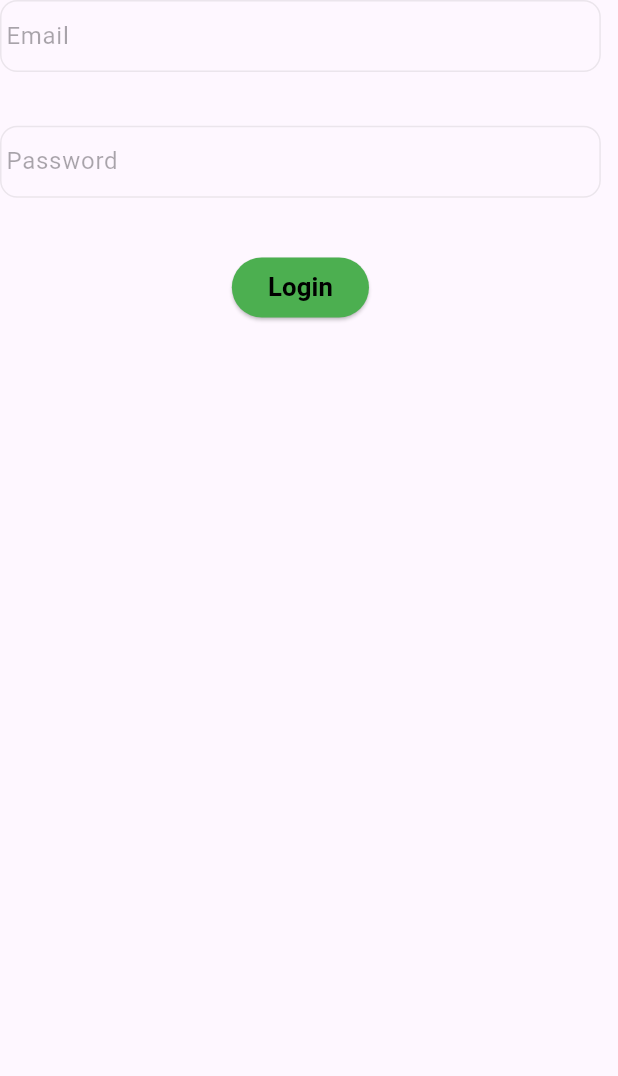
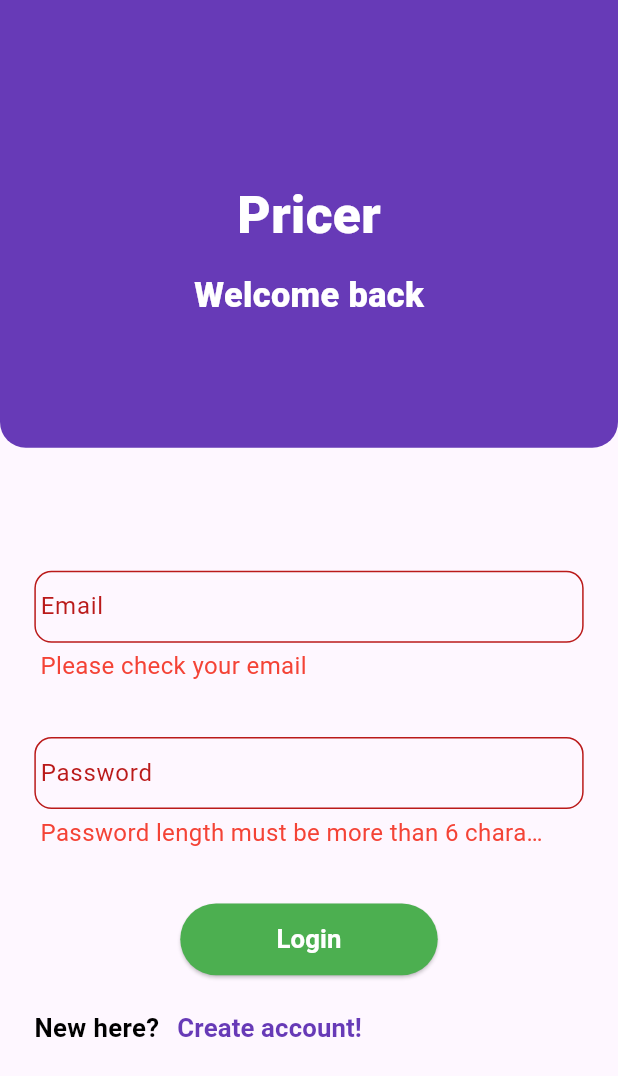
Before and after one commit to shehabismai10/pricer, a Flutter app: the screen it shows after launch, after a tap on "Login", on a phone screen of 412 x 824 dp. Shown: the top 1076 px of the screen. Run offline on Flutter 3.47's test engine with Material 3 defaults, Android fonts, the phone set to English and light mode, and no system bars; our stand-ins replace bloc, cloud_firestore, dartz, equatable, firebase_auth, firebase_core and 4 more; accounts and stored records are empty.

Commit message:
auth done

```diff
--- /dev/null
+++ b/devtools_options.yaml
@@ -0,0 +1 @@
+extensions:
--- a/lib/core/widgets/custom_text_field.dart
+++ b/lib/core/widgets/custom_text_field.dart
@@ -72,7 +72,7 @@ class CustomTextField extends StatelessWidget {
                 color:
                 fillColor == primaryColor ? Colors.white : Colors.black)
                 : null,
-            enabled: enabled ?? false,
+            enabled: enabled ?? true,
             keyboardType:
             isNumber != null && isNumber! ? TextInputType.number : null,
             obscureText: visible ?? false,
--- a/lib/core/widgets/error_dialog.dart
+++ b/lib/core/widgets/error_dialog.dart
@@ -21,7 +21,7 @@ class ErrorDialog extends StatelessWidget {
       ),
       content: Text(
         message,
-        style: largeTextStyle.copyWith(color: Colors.black),
+        style: largeTextStyle.copyWith(color: Colors.black),textAlign: TextAlign.center,
       ),
     );
   }
--- a/lib/features/auth/presentation/bloc/auth_bloc.dart
+++ b/lib/features/auth/presentation/bloc/auth_bloc.dart
@@ -11,7 +11,7 @@ part 'auth_event.dart';
 part 'auth_state.dart';
 
 class AuthBloc extends Bloc<AuthEvent, AuthState> {
-  AuthBloc() : super(AuthInitial()) {
+  AuthBloc() : super(AuthState.initialize()) {
     on<Login>(onLogin);
     on<Register>(onRegister);
   }
@@ -21,14 +21,14 @@ class AuthBloc extends Bloc<AuthEvent, AuthState> {
   void onLogin(Login event, Emitter<AuthState> emit) async {
     final result =
         await authLocator.login(email: event.email, password: event.password);
-    result.fold((l) => emit(AuthError(message: l.message)),
-        (r) => emit(LoggedIn(userModel: r)));
+    result.fold((l) => emit(AuthState(message: l.message,status: LoginStatus.error)),
+        (r) => emit(AuthState(user: r,status: LoginStatus.loggedIn)));
   }
 
   void onRegister(Register event, Emitter<AuthState> emit) async {
     final result = await authLocator.register(
         email: event.email, password: event.password, name: event.name);
     result.fold(
-        (l) => emit(AuthError(message: l.message)), (r) => emit(UserCreated()));
+        (l) => emit(AuthState(message: l.message,status: LoginStatus.error)), (r) => emit(AuthState(status: LoginStatus.userCreated)));
   }
 }
--- a/lib/features/auth/presentation/bloc/auth_state.dart
+++ b/lib/features/auth/presentation/bloc/auth_state.dart
@@ -1,31 +1,22 @@
 part of 'auth_bloc.dart';
 
-@immutable
-abstract class AuthState {
-  final UserModel? user;
-
-  AuthState({this.user});
+  class AuthState {
+   UserModel? user;
+   String?message;
+   LoginStatus?status;
+  AuthState({this.user,this.message,this.status});
+  AuthState.initialize():user=null,message=null,status=LoginStatus.initial;
+  AuthState copyWith({UserModel? user,String? message,LoginStatus? status}){
+    return AuthState(status: status??this.status,message: message??this.message,user: user??this.user);
+  }
 }
 
-class AuthInitial extends AuthState {}
 
-class AuthLoading extends AuthState {}
-
-class LoggedIn extends AuthState {
-  final UserModel userModel;
-
-  LoggedIn({required this.userModel});
-
-  @override
-  UserModel? get user => userModel;
+enum LoginStatus{
+  initial,
+  loading,
+  loggedIn,
+  loggedOut,
+  userCreated,
+  error
 }
-
-class LoggedOut extends AuthState {}
-
-class UserCreated extends AuthState {}
-
-class AuthError extends AuthState {
-  final String message;
-
-  AuthError({required this.message});
-}
--- a/lib/features/auth/presentation/pages/login_page.dart
+++ b/lib/features/auth/presentation/pages/login_page.dart
@@ -1,3 +1,4 @@
+import 'package:flutter/cupertino.dart';
 import 'package:flutter/material.dart';
 import 'package:flutter_bloc/flutter_bloc.dart';
 import 'package:flutter_screenutil/flutter_screenutil.dart';
@@ -8,6 +9,7 @@ import 'package:pricer/core/widgets/error_dialog.dart';
 import 'package:pricer/data/helpers/navigation_helper.dart';
 import 'package:pricer/data/helpers/validation_helper.dart';
 import 'package:pricer/features/auth/presentation/bloc/auth_bloc.dart';
+import 'package:pricer/features/auth/presentation/pages/register_page.dart';
 import 'package:pricer/features/home/presentation/homePage.dart';
 
 class LoginPage extends StatelessWidget {
@@ -21,15 +23,50 @@ class LoginPage extends StatelessWidget {
     return Scaffold(
         body: Form(
       key: formKey,
+      child: Stack(
+        children: [
+          Positioned(top:0,
+            child: Container(
+              height: 250.h,
+              width: MediaQuery.of(context).size.width,
+              decoration: BoxDecoration(
+                  color: Colors.deepPurple,
+                  borderRadius: BorderRadius.only(
+                      bottomRight: Radius.circular(15.r),
+                      bottomLeft: Radius.circular(15.r))),
+            ),
+          ),
+          Padding(
+              padding: const EdgeInsets.symmetric(horizontal: 20).w,
+
             child: Column(
               children: [
+                Padding(
+                  padding: EdgeInsets.only(top: 100.h, bottom: 10.h),
+                  child: Text(
+                    "Pricer",
+                    style: TextStyle(
+                        color: Colors.white,
+                        fontSize: 30.sp,
+                        fontWeight: FontWeight.w800),
+                  ),
+                ),  Padding(
+                  padding: EdgeInsets.only( bottom: 140.h),
+                  child: Text(
+                    "Welcome back",
+                    style: TextStyle(
+                        color: Colors.white,
+                        fontSize: 20.sp,
+                        fontWeight: FontWeight.w800),
+                  ),
+                ),
                 Padding(
                   padding: EdgeInsets.only(bottom: 30.0.h),
                   child: CustomTextField(
                     textEditingController: email,
                     hintText: 'Email',
                     validation: (p0) {
-                if (ValidationHelper.validateEmail(p0)) {
+                      if (!ValidationHelper.validateEmail(p0)) {
                         return "Please check your email";
                       }
                     },
@@ -39,47 +76,68 @@ class LoginPage extends StatelessWidget {
                   padding: EdgeInsets.only(bottom: 30.0.h),
                   child: CustomTextField(
                     textEditingController: password,
-              hintText: 'Password',
+                    hintText: 'Password',visible: true,
                     validation: (p0) {
-                if (ValidationHelper.validatePassword(p0)) {
+                      if (!ValidationHelper.validatePassword(p0)) {
                         return "Password length must be more than 6 character";
                       }
                     },
                   ),
                 ),
                 BlocConsumer<AuthBloc, AuthState>(listener: (context, state) {
-            if(state is LoggedIn){
+                  if (state.status == LoginStatus.loggedIn) {
                     WidgetsBinding.instance.addPostFrameCallback((_) {
                       navigateAndReplace(context, const HomePage());
                     });
                   }
-            if (state is UserCreated) {
+                  if (state.status == LoginStatus.userCreated) {
                     ScaffoldMessenger.of(context).hideCurrentSnackBar();
-              ScaffoldMessenger.of(context).showSnackBar(SnackBar(backgroundColor: Colors.green,
+                    ScaffoldMessenger.of(context).showSnackBar(SnackBar(
+                        backgroundColor: Colors.green,
                         content: Text(
                           'User created',
                           style: regularTextStyle.copyWith(color: Colors.white),
                         )));
                   }
-            if (state is AuthError) {
+                  if (state.status == LoginStatus.error) {
                     showDialog(
                       context: context,
                       builder: (context) {
-                  return ErrorDialog(message: state.message);
+                        return ErrorDialog(message: state.message ?? '');
                       },
                     );
                   }
                 }, builder: (context, state) {
                   return CustomButton(
-              onPressed: () {},
+                    onPressed: () {
+                      if (formKey.currentState?.validate() == true) {
+                        BlocProvider.of<AuthBloc>(context,listen: false).add(Login(email: email.text, password: password.text));
+                      }
+                    },
+                    size: Size(150.w, 40.h),
                     title: 'Login',
-              color: Colors.green,loading: state is AuthLoading,
+                    color: Colors.green,
+                    loading: state.status == LoginStatus.loading,
                     child: Text(
                       'Login',
-                style: regularTextStyle,
+                      style: regularTextStyle.copyWith(color: Colors.white),
                     ),
                   );
-          })
+                }),
+                Padding(
+                  padding: const EdgeInsets.only(top: 10.0).h,
+                  child: Row(
+                    children: [
+                      Text('New here?',style: regularTextStyle,),
+                      TextButton(onPressed: (){
+                        navigateAndReplace(context, RegisterPage());
+                      }, child: Text('Create account!',style: regularTextStyle.copyWith(color: Colors.deepPurple),)),
+                    ],
+                  ),
+                )
+              ],
+            ),
+          ),
         ],
       ),
     ));
--- a/lib/main.dart
+++ b/lib/main.dart
@@ -4,6 +4,7 @@ import 'package:flutter_bloc/flutter_bloc.dart';
 import 'package:flutter_screenutil/flutter_screenutil.dart';
 import 'package:pricer/data/helpers/state_management_helper.dart';
 import 'package:pricer/features/auth/presentation/pages/login_page.dart';
+import 'package:pricer/firebase_options.dart';
 
 import 'core/serviceLocator/service_locator.dart';
 import 'data/helpers/cache_helper.dart';
@@ -12,7 +13,9 @@ GlobalKey<ScaffoldMessengerState>();
 void main() async {
   WidgetsFlutterBinding.ensureInitialized();
   setupServiceLocator();
-  await Firebase.initializeApp();
+  await Firebase.initializeApp(
+    options: DefaultFirebaseOptions.currentPlatform,
+  );
   await CacheHelper().init();
   runApp(const MyApp());
 }
```
Also changed, not shown: lib/features/auth/presentation/pages/register_page.dart (added, +156 -0 lines), firebase.json (added), lib/firebase_options.dart (added), 2 other files. Lines whose indentation alone changed are shown as unchanged.
